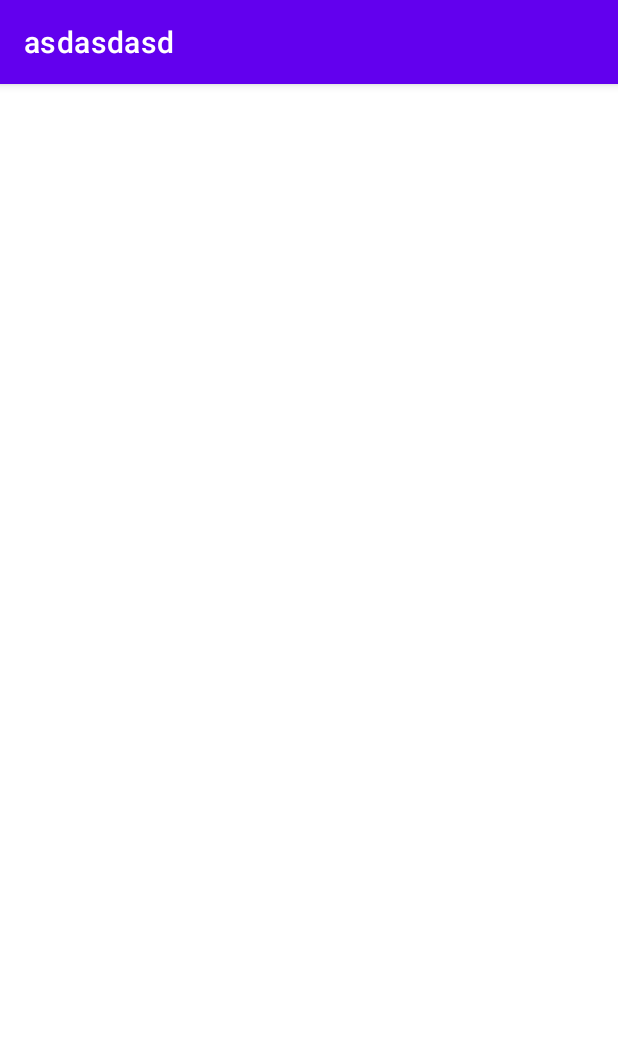
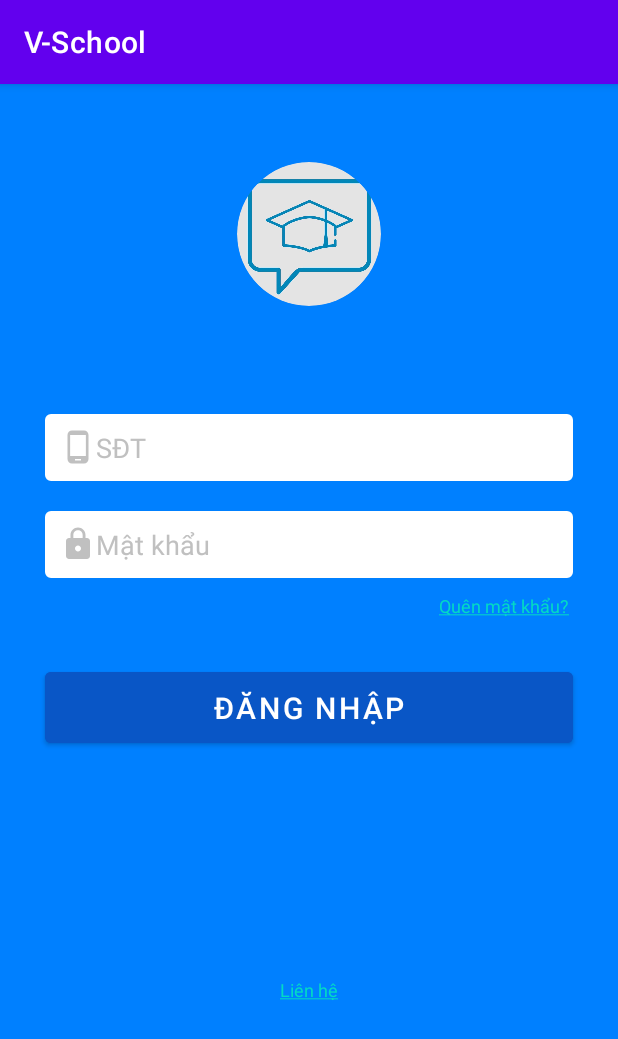
Before and after one commit to khanhln1570/V-School-App-Android, an Android app: the screen it shows after launch (MainActivity), on a phone screen of 412 x 824 dp. Shown: the top 1039 px of the screen. Run offline under Robolectric (Android 15) with nearby library versions, the phone set to English and light mode, and no system bars; our stand-ins replace CircleImageView.

Commit message:
layout 1, layout welcome

```diff
--- a/app/build.gradle
+++ b/app/build.gradle
@@ -38,4 +38,5 @@ dependencies {
     androidTestImplementation 'androidx.test.espresso:espresso-core:3.3.0'
 
     implementation 'androidx.recyclerview:recyclerview:1.1.0'
+    implementation 'de.hdodenhof:circleimageview:2.1.0'
 }
--- a/app/src/main/AndroidManifest.xml
+++ b/app/src/main/AndroidManifest.xml
@@ -14,6 +14,14 @@
         <activity android:name=".Activity_6" />
         <activity android:name=".MainActivity">
             <intent-filter>
+
+
+                <category android:name="android.intent.category.LAUNCHER" />
+            </intent-filter>
+        </activity>
+
+        <activity android:name=".WelcomeActivity">
+            <intent-filter>
                 <action android:name="android.intent.action.MAIN" />
 
                 <category android:name="android.intent.category.LAUNCHER" />
--- a/app/src/main/java/com/example/v_school/MainActivity.java
+++ b/app/src/main/java/com/example/v_school/MainActivity.java
@@ -1,16 +1,17 @@
 package com.example.v_school;
 
+import androidx.annotation.Nullable;
 import androidx.appcompat.app.AppCompatActivity;
 
+import android.content.Intent;
 import android.os.Bundle;
+import android.os.Handler;
+
 
 public class MainActivity extends AppCompatActivity {
-
     @Override
     protected void onCreate(Bundle savedInstanceState) {
         super.onCreate(savedInstanceState);
-        setTitle("asdasdasd");
         setContentView(R.layout.activity_main);
-
     }
 }
--- /dev/null
+++ b/app/src/main/java/com/example/v_school/WelcomeActivity.java
@@ -0,0 +1,50 @@
+package com.example.v_school;
+
+import android.content.Intent;
+import android.media.AudioManager;
+import android.media.SoundPool;
+import android.os.Bundle;
+import android.os.Handler;
+
+import androidx.annotation.Nullable;
+import androidx.appcompat.app.AppCompatActivity;
+
+public class WelcomeActivity extends AppCompatActivity {
+
+    /*Duration of wait*/
+    private final int SPLASH_DISPLAY_LENGTH = 3000;
+    private SoundPool soundPool;
+
+    private AudioManager audioManager;
+
+
+    // Maximumn sound stream.
+    private static final int MAX_STREAMS = 5;
+
+    // Stream type.
+    private static final int streamType = AudioManager.STREAM_MUSIC;
+
+    private boolean loaded;
+
+    private int soundIdDestroy;
+    private int soundIdGun;
+    private float volume;
+
+    @Override
+    protected void onCreate(Bundle savedInstanceState) {
+        super.onCreate(savedInstanceState);
+        setTitle("V-school");
+
+        setContentView(R.layout.activity_welcome);
+
+         new Handler().postDelayed(new Runnable() {
+            @Override
+            public void run() {
+                /* Create an Intent that will start the MainActivity. */
+                Intent mainIntent = new Intent(WelcomeActivity.this, MainActivity.class);
+                startActivity(mainIntent);
+                finish();
+            }
+        }, SPLASH_DISPLAY_LENGTH);
+    }
+}
--- /dev/null
+++ b/app/src/main/res/drawable-v24/custom_input.xml
@@ -0,0 +1,19 @@
+<?xml version="1.0" encoding="utf-8"?>
+<selector xmlns:android="http://schemas.android.com/apk/res/android">
+
+    <item android:state_enabled="true">
+        <shape android:shape="rectangle">
+            <solid android:color="@color/white"></solid>
+            <corners android:radius="3dp"/>
+            <stroke android:color="@color/white" android:width="1dp"></stroke>
+        </shape>
+    </item>
+
+    <item android:state_enabled="true" android:state_focused="true">
+        <shape android:shape="rectangle">
+            <solid android:color="@color/white"></solid>
+            <corners android:radius="3dp"/>
+            <stroke android:color="@color/black" android:width="1dp"></stroke>
+        </shape>
+    </item>
+</selector>
--- /dev/null
+++ b/app/src/main/res/drawable/ic_baseline_lock_24.xml
@@ -0,0 +1,5 @@
+<vector android:height="24dp" android:tint="#C0C0C0"
+    android:viewportHeight="24" android:viewportWidth="24"
+    android:width="24dp" xmlns:android="http://schemas.android.com/apk/res/android">
+    <path android:fillColor="@android:color/white" android:pathData="M18,8h-1L17,6c0,-2.76 -2.24,-5 -5,-5S7,3.24 7,6v2L6,8c-1.1,0 -2,0.9 -2,2v10c0,1.1 0.9,2 2,2h12c1.1,0 2,-0.9 2,-2L20,10c0,-1.1 -0.9,-2 -2,-2zM12,17c-1.1,0 -2,-0.9 -2,-2s0.9,-2 2,-2 2,0.9 2,2 -0.9,2 -2,2zM15.1,8L8.9,8L8.9,6c0,-1.71 1.39,-3.1 3.1,-3.1 1.71,0 3.1,1.39 3.1,3.1v2z"/>
+</vector>
--- /dev/null
+++ b/app/src/main/res/drawable/ic_baseline_phone_android_24.xml
@@ -0,0 +1,5 @@
+<vector android:height="24dp" android:tint="#C0C0C0"
+    android:viewportHeight="24" android:viewportWidth="24"
+    android:width="24dp" xmlns:android="http://schemas.android.com/apk/res/android">
+    <path android:fillColor="@android:color/white" android:pathData="M16,1L8,1C6.34,1 5,2.34 5,4v16c0,1.66 1.34,3 3,3h8c1.66,0 3,-1.34 3,-3L19,4c0,-1.66 -1.34,-3 -3,-3zM14,21h-4v-1h4v1zM17.25,18L6.75,18L6.75,4h10.5v14z"/>
+</vector>
--- a/app/src/main/res/layout/activity_main.xml
+++ b/app/src/main/res/layout/activity_main.xml
@@ -1,9 +1,92 @@
 <?xml version="1.0" encoding="utf-8"?>
-<androidx.constraintlayout.widget.ConstraintLayout xmlns:android="http://schemas.android.com/apk/res/android"
+<LinearLayout xmlns:android="http://schemas.android.com/apk/res/android"
     xmlns:app="http://schemas.android.com/apk/res-auto"
     xmlns:tools="http://schemas.android.com/tools"
     android:layout_width="match_parent"
     android:layout_height="match_parent"
-    tools:context=".MainActivity">
+    android:background="@color/bg_login"
+    android:orientation="vertical"
+    tools:context="MainActivity">
 
-</androidx.constraintlayout.widget.ConstraintLayout>
+    <de.hdodenhof.circleimageview.CircleImageView
+        android:id="@+id/logo_image"
+        android:layout_width="100dp"
+        android:layout_height="100dp"
+        android:layout_gravity="center"
+        android:layout_marginTop="50dp"
+        android:layout_marginBottom="50dp"
+        android:src="@drawable/logo_vschool"
+        app:civ_border_color="@color/bg_login"
+        app:civ_border_width="2dp" />
+
+    <EditText
+        android:id="@+id/edit_phone"
+        android:layout_width="match_parent"
+        android:layout_height="wrap_content"
+        android:layout_marginLeft="30dp"
+        android:layout_marginTop="20dp"
+        android:layout_marginRight="30dp"
+        android:layout_marginBottom="20dp"
+        android:background="@drawable/custom_input"
+        android:backgroundTint="@color/white"
+        android:drawableStart="@drawable/ic_baseline_phone_android_24"
+        android:hint="SĐT"
+        android:inputType="text"
+        android:padding="10dp"
+        android:textColorHint="@color/hint" />
+
+    <EditText
+        android:id="@+id/edit_password"
+        android:layout_width="match_parent"
+        android:layout_height="wrap_content"
+        android:layout_marginLeft="30dp"
+        android:layout_marginRight="30dp"
+        android:background="@drawable/custom_input"
+        android:backgroundTint="@color/white"
+        android:drawableStart="@drawable/ic_baseline_lock_24"
+        android:hint="Mật khẩu"
+        android:inputType="textPassword"
+        android:padding="10dp"
+        android:textColorHint="@color/hint" />
+
+    <TextView
+        android:id="@+id/txt_quenmk"
+        android:layout_width="match_parent"
+        android:layout_height="wrap_content"
+        android:layout_gravity="end"
+        android:layout_marginLeft="30dp"
+        android:layout_marginTop="10dp"
+        android:layout_marginRight="30dp"
+        android:linksClickable="true"
+        android:text="@string/quenMk"
+        android:textAlignment="textEnd"
+        android:textColor="@color/white"
+        android:textSize="12dp" />
+
+    <Button
+        android:id="@+id/btn"
+        android:layout_width="match_parent"
+        android:layout_height="wrap_content"
+        android:layout_gravity="center"
+        android:layout_marginLeft="30dp"
+        android:layout_marginTop="30dp"
+        android:layout_marginRight="30dp"
+        android:backgroundTint="@color/bg_btn_login"
+        android:padding="10dp"
+        android:text="Đăng nhập"
+        android:textColor="@color/white"
+        android:textSize="20dp" />
+
+
+    <TextView
+        android:id="@+id/txt_lienhe"
+        android:layout_width="wrap_content"
+        android:layout_height="wrap_content"
+        android:layout_gravity="center"
+        android:layout_marginTop="150dp"
+        android:linksClickable="true"
+        android:text="@string/lienHe"
+        android:textColor="@color/white"
+        android:textSize="12dp" />
+
+</LinearLayout>
--- /dev/null
+++ b/app/src/main/res/layout/activity_welcome.xml
@@ -0,0 +1,40 @@
+<?xml version="1.0" encoding="utf-8"?>
+<LinearLayout xmlns:android="http://schemas.android.com/apk/res/android"
+    xmlns:app="http://schemas.android.com/apk/res-auto"
+    xmlns:tools="http://schemas.android.com/tools"
+    android:layout_width="match_parent"
+    android:layout_height="match_parent"
+    android:background="@drawable/background_welcome"
+    android:orientation="vertical"
+    tools:context="MainActivity">
+
+    <de.hdodenhof.circleimageview.CircleImageView
+        android:id="@+id/logo_image"
+        android:layout_width="150dp"
+        android:layout_height="150dp"
+        android:layout_gravity="center"
+        android:layout_marginTop="100dp"
+        android:layout_marginBottom="10dp"
+        android:src="@drawable/logo_vschool"
+        app:civ_border_color="@color/bg_login"
+        app:civ_border_width="2dp" />
+
+    <TextView
+        android:layout_width="wrap_content"
+        android:layout_height="wrap_content"
+        android:layout_gravity="center"
+        android:text="V-School"
+        android:textAlignment="center"
+        android:textColor="@color/white"
+        android:textSize="30dp"></TextView>
+
+    <TextView
+        android:layout_marginTop="10dp"
+        android:layout_width="226dp"
+        android:layout_height="wrap_content"
+        android:layout_gravity="center"
+        android:text="Phần mềm tương tác Phụ huynh - Nhà trường"
+        android:textAlignment="center"
+        android:textColor="@color/white"
+        android:textSize="20dp"></TextView>
+</LinearLayout>
--- a/app/src/main/res/values/colors.xml
+++ b/app/src/main/res/values/colors.xml
@@ -7,4 +7,7 @@
     <color name="teal_700">#FF018786</color>
     <color name="black">#FF000000</color>
     <color name="white">#FFFFFFFF</color>
+    <color name='bg_btn_login'>#0956C6</color>
+    <color name='bg_login'>#0080FF</color>
+    <color name="hint">#C0C0C0</color>
 </resources>
--- a/app/src/main/res/values/strings.xml
+++ b/app/src/main/res/values/strings.xml
@@ -1,3 +1,10 @@
 <resources>
     <string name="app_name">V-School</string>
+    <string name="quenMk">
+    <a href="#">Quên mật khẩu?</a>
+    </string>
+
+    <string name="lienHe">
+    <a href="#" style="color:blue">Liên hệ</a>
+    </string>
 </resources>
```
Also changed, not shown: app/src/main/res/drawable-v24/background_welcome.jpg (added), app/src/main/res/drawable-v24/logo_vschool.jpg (added).
